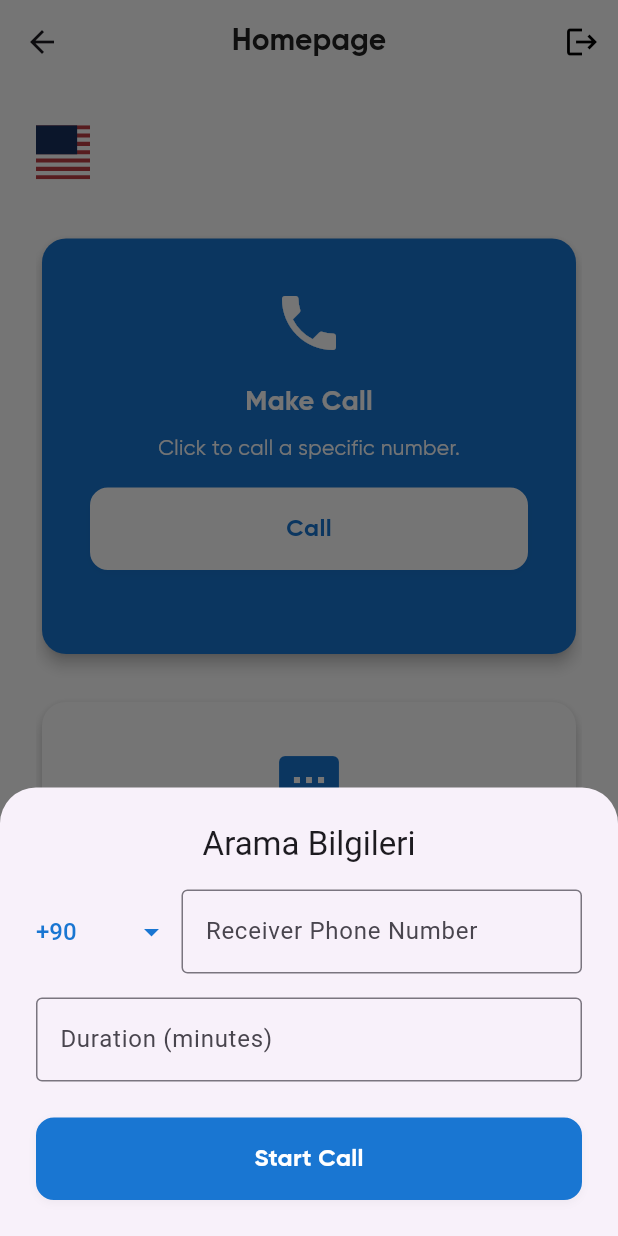
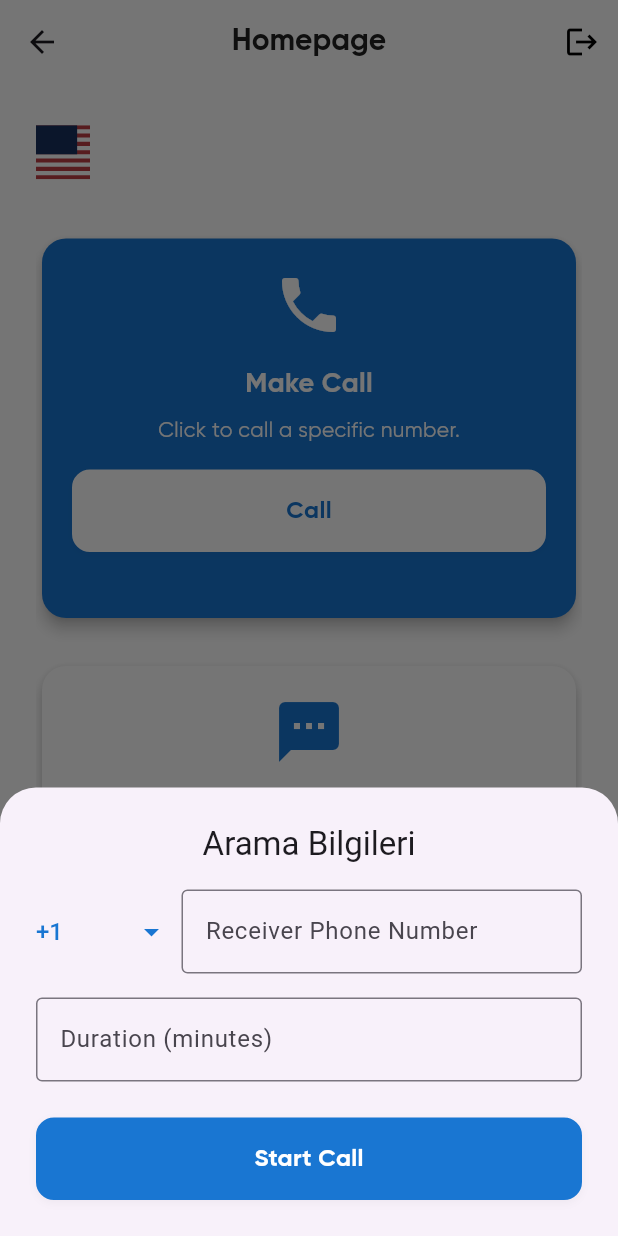
Before and after one commit to afakgun/telephony_rakuten_assignment, a Flutter app: the HomeView screen opened by its route, after a tap on "Call", on a phone screen of 412 x 824 dp. Run offline on Flutter 3.47's test engine with Material 3 defaults, Android fonts, the phone set to English and light mode, and no system bars; our stand-ins replace cloud_firestore, connectivity_plus, device_info_plus, firebase_auth, firebase_core, fl_chart and 8 more; missing offline and left inert: flutter_phone_direct_caller, otp_autofill, traffic_stats; accounts and stored records are empty; Roboto replaces fonts that are missing (Gilroy); project files that could hold a hidden picture were left out.

Commit message:
feat: Update country codes to include +1 as default; enhance country code selection in SMS and call widgets

```diff
--- a/lib/core/localization/app_translations.dart
+++ b/lib/core/localization/app_translations.dart
@@ -4,9 +4,12 @@ class AppTranslations extends Translations {
   @override
   Map<String, Map<String, String>> get keys => {
         'tr': {
+          'sms_permission_required': 'SMS gönderebilmek için SMS izni vermelisiniz.',
+          'phone_permission_required': 'Arama yapabilmek için telefon izni vermelisiniz.',
+          'ok': 'Tamam',
           'welcome': 'Hoşgeldiniz',
-          'fill_fields': 'Lütfen aşağıdaki bilgileri doldurun:',
-          'sms_info': 'SMS Bilgisi',
+          'fill_fields': 'Lütfen aşağıdaki bilgileri doldurun',
+          'sms_info': 'Son SMS Bilgisi',
           'receiver_number': 'Alıcı Numara',
           'message_body': 'Mesaj İçeriği',
           'is_sent': 'Gönderildi mi?',
@@ -116,12 +119,20 @@ class AppTranslations extends Translations {
           'youtube_card_url_label': 'Youtube URL',
           'youtube_card_volume_label': 'MB',
           'youtube_card_button': 'Başlat',
+          'youtube_card_last_video': 'Son İzlenen Video:',
+          'youtube_card_video_url': 'Video URL',
+          'youtube_card_average_speed': 'Ortalama Hız',
+          'youtube_card_close_reason': 'Kapanma Nedeni',
+          'youtube_card_used_mb': 'Kullanılan MB',
           'homepage': 'Anasayfa',
         },
         'en': {
+          'sms_permission_required': 'You must grant SMS permission to send SMS.',
+          'phone_permission_required': 'You must grant phone permission to make a call.',
+          'ok': 'OK',
           'welcome': 'Welcome',
-          'fill_fields': 'Please fill in the fields below:',
-          'sms_info': 'SMS Info',
+          'fill_fields': 'Please fill in the fields below',
+          'sms_info': 'Last SMS Info',
           'receiver_number': 'Receiver Number',
           'message_body': 'Message Body',
           'is_sent': 'Sent?',
@@ -231,9 +242,17 @@ class AppTranslations extends Translations {
           'youtube_card_url_label': 'Youtube URL',
           'youtube_card_volume_label': 'MB',
           'youtube_card_button': 'Start',
+          'youtube_card_last_video': 'Last Watched Video:',
+          'youtube_card_video_url': 'Video URL',
+          'youtube_card_average_speed': 'Average Speed',
+          'youtube_card_close_reason': 'Close Reason',
+          'youtube_card_used_mb': 'Used MB',
           'homepage': 'Homepage',
         },
         'ar': {
+          'sms_permission_required': 'يجب منح إذن الرسائل النصية لإرسال رسالة.',
+          'phone_permission_required': 'يجب منح إذن الهاتف لإجراء مكالمة.',
+          'ok': 'حسناً',
           'welcome': 'مرحبا',
           'fill_fields': 'يرجى ملء الحقول أدناه:',
           'sms_info': 'معلومات الرسالة',
@@ -345,11 +364,16 @@ class AppTranslations extends Translations {
           'youtube_card_url_label': 'رابط يوتيوب',
           'youtube_card_volume_label': 'ميغابايت',
           'youtube_card_button': 'ابدأ',
+          'youtube_card_last_video': 'آخر فيديو تمت مشاهدته:',
+          'youtube_card_video_url': 'رابط الفيديو',
+          'youtube_card_average_speed': 'متوسط السرعة',
+          'youtube_card_close_reason': 'سبب الإغلاق',
+          'youtube_card_used_mb': 'الميغابايت المستخدمة',
           'homepage': 'الصفحة الرئيسية',
         },
         'es': {
           'welcome': 'Bienvenido',
-          'fill_fields': 'Por favor complete los siguientes campos:',
+          'fill_fields': 'Por favor complete los siguientes campos',
           'sms_info': 'Información de SMS',
           'receiver_number': 'Número de receptor',
           'message_body': 'Cuerpo del mensaje',
@@ -460,6 +484,11 @@ class AppTranslations extends Translations {
           'youtube_card_url_label': 'URL de Youtube',
           'youtube_card_volume_label': 'MB',
           'youtube_card_button': 'Iniciar',
+          'youtube_card_last_video': 'Último video visto:',
+          'youtube_card_video_url': 'URL del video',
+          'youtube_card_average_speed': 'Velocidad promedio',
+          'youtube_card_close_reason': 'Razón de cierre',
+          'youtube_card_used_mb': 'MB utilizados',
           'homepage': 'Página principal',
         },
         'ja': {
@@ -574,6 +603,11 @@ class AppTranslations extends Translations {
           'youtube_card_url_label': 'Youtube URL',
           'youtube_card_volume_label': 'MB',
           'youtube_card_button': '開始',
+          'youtube_card_last_video': '最後の視聴したビデオ:',
+          'youtube_card_video_url': 'ビデオURL',
+          'youtube_card_average_speed': '平均速度',
+          'youtube_card_close_reason': '終了理由',
+          'youtube_card_used_mb': '使用したMB',
           'homepage': 'ホームページ',
         },
       };
--- a/lib/presentation/home/widgets/call_bottom_sheet_widget.dart
+++ b/lib/presentation/home/widgets/call_bottom_sheet_widget.dart
@@ -17,11 +17,11 @@ class _CallBottomSheetState extends State<CallBottomSheet> {
   final _formKey = GlobalKey<FormState>();
   final TextEditingController receiverController = TextEditingController();
   final TextEditingController durationController = TextEditingController();
-  String selectedCountryCode = '+90';
+  String selectedCountryCode = '+1';
 
   final List<String> countryCodes = [
+    '+1',
     '+90',
-    '+1',
     '+44',
     '+49',
     '+33',
@@ -29,6 +29,15 @@ class _CallBottomSheetState extends State<CallBottomSheet> {
     '+966',
     '+7',
     '+81',
+    '+86',
+    '+994',
+    '+62',
+    '+63',
+    '+65',
+    '+66',
+    '+81',
+    '+82',
+    '+84',
     '+86',
   ];
 
@@ -108,7 +117,6 @@ class _CallBottomSheetState extends State<CallBottomSheet> {
               text: 'start_call'.tr,
               onTap: () async {
                 if (_formKey.currentState?.validate() ?? false) {
-
                   final receiver = selectedCountryCode + receiverController.text.trim();
                   final duration = int.tryParse(durationController.text.trim()) ?? 0;
                   await FlutterPhoneDirectCaller.callNumber(receiver);
--- a/lib/presentation/home/widgets/call_card_widget.dart
+++ b/lib/presentation/home/widgets/call_card_widget.dart
@@ -26,7 +26,7 @@ class CallCard extends StatelessWidget {
         shape: RoundedRectangleBorder(borderRadius: BorderRadius.circular(16)),
         color: AppColors.primary,
         child: Padding(
-          padding: const EdgeInsets.all(32.0),
+          padding: const EdgeInsets.all(20.0),
           child: Column(
             children: [
               Icon(Icons.phone, size: 48, color: Colors.white),
@@ -143,7 +143,7 @@ class CallCard extends StatelessWidget {
                       padding: const EdgeInsets.all(16.0),
                       child: Column(
                         children: [
-                          Text('call_card_last_info'.tr, style: TextStyleUtils.blackColorBoldText(15)),
+                          Text('call_card_last_info'.tr, style: TextStyleUtils.blackColorBoldText(13)),
                           const SizedBox(height: 8),
                           ...kpi.entries.map((e) => Row(
                                 mainAxisAlignment: MainAxisAlignment.spaceBetween,
--- a/lib/presentation/home/widgets/sms_card_widget.dart
+++ b/lib/presentation/home/widgets/sms_card_widget.dart
@@ -19,7 +19,7 @@ class SmsCard extends StatelessWidget {
         shape: RoundedRectangleBorder(borderRadius: BorderRadius.circular(16)),
         color: Colors.white,
         child: Padding(
-          padding: const EdgeInsets.all(32.0),
+          padding: const EdgeInsets.all(20.0),
           child: Column(
             children: [
               Icon(Icons.sms, size: 48, color: AppColors.primary),
@@ -72,21 +72,21 @@ class SmsCard extends StatelessWidget {
                     borderRadius: BorderRadius.circular(12),
                   ),
                   child: Column(
-                    crossAxisAlignment: CrossAxisAlignment.start,
+                    crossAxisAlignment: CrossAxisAlignment.center,
                     children: [
-                      Text('sms_info'.tr, style: TextStyleUtils.blackColorBoldText(16)),
+                      Text('sms_info'.tr, style: TextStyleUtils.blackColorBoldText(13)),
                       const SizedBox(height: 8),
                       Row(
                         children: [
                           Text('${'receiver_number'.tr}: ', style: TextStyleUtils.blackColorRegularText(14)),
-                          Text(kpi.receiverNumber, style: TextStyleUtils.blackColorBoldText(14)),
+                          Text(kpi.receiverNumber, style: TextStyleUtils.blackColorRegularText(13)),
                         ],
                       ),
                       const SizedBox(height: 4),
                       Row(
                         children: [
                           Text('${'message_body'.tr}: ', style: TextStyleUtils.blackColorRegularText(14)),
-                          Expanded(child: Text(kpi.message, style: TextStyleUtils.blackColorBoldText(14))),
+                          Expanded(child: Text(kpi.message, style: TextStyleUtils.blackColorRegularText(13))),
                         ],
                       ),
                       const SizedBox(height: 4),
@@ -101,7 +101,7 @@ class SmsCard extends StatelessWidget {
                           const SizedBox(width: 4),
                           Text(
                             kpi.sent ? 'sent_success'.tr : 'sent_failed'.tr,
-                            style: TextStyleUtils.blackColorBoldText(14),
+                            style: TextStyleUtils.blackColorRegularText(13),
                           ),
                         ],
                       ),
@@ -111,7 +111,7 @@ class SmsCard extends StatelessWidget {
                           Text('${'sent_time'.tr}: ', style: TextStyleUtils.blackColorRegularText(14)),
                           Text(
                             DateFormat('dd.MM.yyyy HH:mm').format(kpi.timestamp),
-                            style: TextStyleUtils.blackColorBoldText(14),
+                            style: TextStyleUtils.blackColorRegularText(13),
                           ),
                         ],
                       ),
--- a/lib/presentation/home/widgets/youtube_card_widget.dart
+++ b/lib/presentation/home/widgets/youtube_card_widget.dart
@@ -1,5 +1,6 @@
 import 'package:flutter/material.dart';
 import 'package:get/get.dart';
+import 'package:telephony_rakuten_assignment/const/app_colors.dart';
 import 'package:telephony_rakuten_assignment/presentation/home/controller/home_controller.dart';
 import 'package:telephony_rakuten_assignment/utils/textfield_utils.dart';
 import 'package:telephony_rakuten_assignment/utils/textstyle_utils.dart';
@@ -32,18 +33,23 @@ class YoutubeCard extends StatelessWidget {
                 margin: const EdgeInsets.only(bottom: 12),
                 padding: const EdgeInsets.all(10),
                 decoration: BoxDecoration(
-                  color: Colors.grey[100],
+                  color: AppColors.primary.withOpacity(0.08),
                   borderRadius: BorderRadius.circular(10),
                 ),
                 child: Column(
-                  crossAxisAlignment: CrossAxisAlignment.start,
+                  crossAxisAlignment: CrossAxisAlignment.center,
                   children: [
-                    Text('Son İzlenen Video:', style: TextStyleUtils.blackColorBoldText(13)),
-                    const SizedBox(height: 4),
-                    Text('Video URL: ${kpi.videoUrl}', style: TextStyleUtils.blackColorRegularText(12)),
-                    Text('Ortalama Hız: ${kpi.averageSpeed.toStringAsFixed(2)} Mbps', style: TextStyleUtils.blackColorRegularText(12)),
-                    Text('Kapanma Nedeni: ${kpi.closeReason}', style: TextStyleUtils.blackColorRegularText(12)),
-                    Text('Kullanılan MB: ${kpi.volumeMb}', style: TextStyleUtils.blackColorRegularText(12)),
+                    Text('youtube_card_last_video'.tr, style: TextStyleUtils.blackColorBoldText(13)),
+                    Column(
+                      crossAxisAlignment: CrossAxisAlignment.start,
+                      children: [
+                        const SizedBox(height: 4),
+                        Text('${'youtube_card_video_url'.tr}: ${kpi.videoUrl}', style: TextStyleUtils.blackColorRegularText(12)),
+                        Text('${'youtube_card_average_speed'.tr}: ${kpi.averageSpeed.toStringAsFixed(2)} Mbps', style: TextStyleUtils.blackColorRegularText(12)),
+                        Text('${'youtube_card_close_reason'.tr}: ${kpi.closeReason}', style: TextStyleUtils.blackColorRegularText(12)),
+                        Text('${'youtube_card_used_mb'.tr}: ${kpi.volumeMb}', style: TextStyleUtils.blackColorRegularText(12)),
+                      ],
+                    ),
                   ],
                 ),
               );
@@ -53,7 +59,7 @@ class YoutubeCard extends StatelessWidget {
                 Expanded(
                   child: TextFieldUtils.cardTextField(
                     controller: controller.youtubeUrlController,
-                    hintText: 'Youtube URL',
+                    hintText: 'youtube_card_url_label'.tr,
                     keyboardType: TextInputType.url,
                   ),
                 ),
@@ -62,7 +68,7 @@ class YoutubeCard extends StatelessWidget {
                   width: 80,
                   child: TextFieldUtils.cardTextField(
                     controller: controller.youtubeVolumeController,
-                    hintText: 'MB',
+                    hintText: 'youtube_card_volume_label'.tr,
                     keyboardType: TextInputType.number,
                   ),
                 ),
@@ -70,12 +76,12 @@ class YoutubeCard extends StatelessWidget {
             ),
             const SizedBox(height: 12),
             Align(
-              alignment: Alignment.centerRight,
               child: GestureDetector(
                 onTap: () {
                   controller.startYoutubeStreaming(context);
                 },
                 child: Container(
+                  width: Get.width,
                   padding: const EdgeInsets.symmetric(horizontal: 12, vertical: 10),
                   decoration: BoxDecoration(
                     color: Colors.red[700],
--- a/lib/presentation/welcome/controller/welcome_controller.dart
+++ b/lib/presentation/welcome/controller/welcome_controller.dart
@@ -5,7 +5,7 @@ import 'package:telephony_rakuten_assignment/utils/loading_utils.dart';
 import '../service/welcome_service.dart';
 
 class WelcomeController extends GetxController {
-  final countryCode = '+90'.obs;
+  final countryCode = '+1'.obs;
   final phoneNumber = ''.obs;
 
   final errorMessage = ''.obs;
```
Also changed, not shown: lib/presentation/home/controller/home_controller.dart (+31 -4 lines), lib/presentation/home/widgets/sms_bottom_sheet_widget.dart (+11 -2 lines), lib/presentation/welcome/view/welcome_view.dart (+17 -1 lines).
